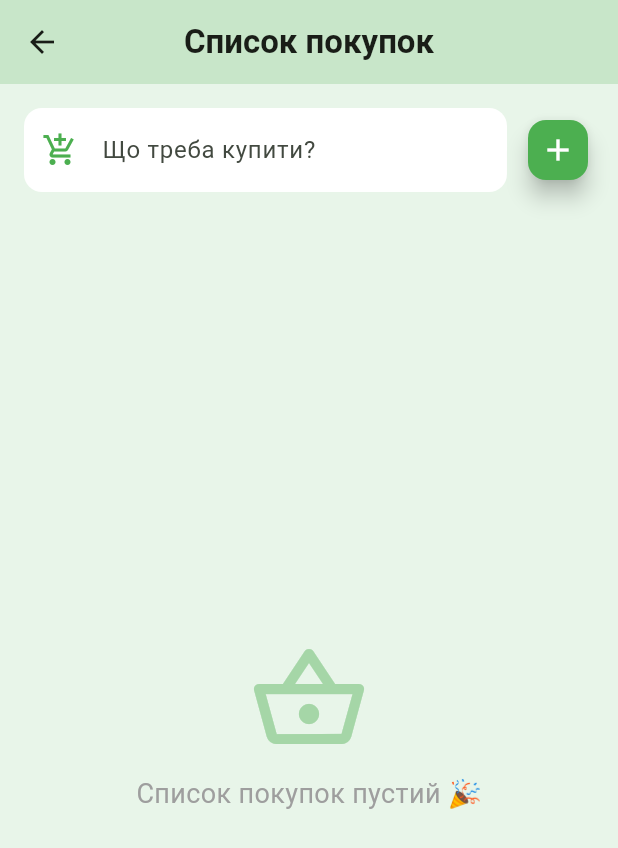
After one commit to Pavlitoo/Fridgify, a Flutter app: the ShoppingListScreen screen opened directly, after a tap on the "add" icon, on a phone screen of 412 x 824 dp. The commit adds this screen. Shown: the top 848 px of the screen. Run offline on Flutter 3.47's test engine with Material 3 defaults, Android fonts, the phone set to English and light mode, and no system bars; our stand-ins replace cloud_firestore, firebase_auth, firebase_core, firebase_messaging, flutter_local_notifications, font_awesome_flutter and 2 more; accounts and stored records are empty; network calls fail.

Commit message:
Add Smart Shopping List, translations and delete logic"

```diff
--- /dev/null
+++ b/lib/shopping_list_screen.dart
@@ -0,0 +1,159 @@
+import 'package:flutter/material.dart';
+import 'package:cloud_firestore/cloud_firestore.dart';
+import 'package:firebase_auth/firebase_auth.dart';
+import 'translations.dart';
+
+class ShoppingListScreen extends StatefulWidget {
+  const ShoppingListScreen({super.key});
+
+  @override
+  State<ShoppingListScreen> createState() => _ShoppingListScreenState();
+}
+
+class _ShoppingListScreenState extends State<ShoppingListScreen> {
+  final user = FirebaseAuth.instance.currentUser!;
+  final TextEditingController _controller = TextEditingController();
+
+  // Додати товар
+  Future<void> _addItem(String name) async {
+    if (name.isEmpty) return;
+    await FirebaseFirestore.instance
+        .collection('users')
+        .doc(user.uid)
+        .collection('shopping_list')
+        .add({
+      'name': name,
+      'isBought': false,
+      'addedDate': Timestamp.now(),
+    });
+    _controller.clear();
+  }
+
+  // Змінити статус (Куплено/Не куплено)
+  Future<void> _toggleBought(String id, bool currentValue) async {
+    await FirebaseFirestore.instance
+        .collection('users')
+        .doc(user.uid)
+        .collection('shopping_list')
+        .doc(id)
+        .update({'isBought': !currentValue});
+  }
+
+  // Видалити товар
+  Future<void> _deleteItem(String id) async {
+    await FirebaseFirestore.instance
+        .collection('users')
+        .doc(user.uid)
+        .collection('shopping_list')
+        .doc(id)
+        .delete();
+  }
+
+  @override
+  Widget build(BuildContext context) {
+    return Scaffold(
+      backgroundColor: Colors.green.shade50,
+      appBar: AppBar(
+        title: Text(AppText.get('shopping_list'), style: const TextStyle(fontWeight: FontWeight.bold)),
+        backgroundColor: Colors.green.shade100,
+        centerTitle: true,
+      ),
+      body: Column(
+        children: [
+          // Поле вводу
+          Padding(
+            padding: const EdgeInsets.all(16.0),
+            child: Row(
+              children: [
+                Expanded(
+                  child: TextField(
+                    controller: _controller,
+                    decoration: InputDecoration(
+                      hintText: AppText.get('add_item'),
+                      filled: true,
+                      fillColor: Colors.white,
+                      border: OutlineInputBorder(borderRadius: BorderRadius.circular(12), borderSide: BorderSide.none),
+                      prefixIcon: const Icon(Icons.add_shopping_cart, color: Colors.green),
+                    ),
+                    onSubmitted: (val) => _addItem(val.trim()),
+                  ),
+                ),
+                const SizedBox(width: 10),
+                FloatingActionButton.small(
+                  onPressed: () => _addItem(_controller.text.trim()),
+                  backgroundColor: Colors.green,
+                  child: const Icon(Icons.add, color: Colors.white),
+                ),
+              ],
+            ),
+          ),
+
+          // Список
+          Expanded(
+            child: StreamBuilder<QuerySnapshot>(
+              stream: FirebaseFirestore.instance
+                  .collection('users')
+                  .doc(user.uid)
+                  .collection('shopping_list')
+                  .orderBy('addedDate', descending: true)
+                  .snapshots(),
+              builder: (context, snapshot) {
+                if (!snapshot.hasData) return const Center(child: CircularProgressIndicator());
+                final docs = snapshot.data!.docs;
+
+                if (docs.isEmpty) {
+                  return Center(
+                    child: Column(
+                      mainAxisAlignment: MainAxisAlignment.center,
+                      children: [
+                        Icon(Icons.shopping_basket_outlined, size: 80, color: Colors.green.shade200),
+                        const SizedBox(height: 10),
+                        Text(AppText.get('empty_list'), style: const TextStyle(color: Colors.grey, fontSize: 18)),
+                      ],
+                    ),
+                  );
+                }
+
+                return ListView.builder(
+                  padding: const EdgeInsets.symmetric(horizontal: 16),
+                  itemCount: docs.length,
+                  itemBuilder: (context, index) {
+                    final data = docs[index].data() as Map<String, dynamic>;
+                    final id = docs[index].id;
+                    final isBought = data['isBought'] ?? false;
+
+                    return Card(
+                      elevation: 2,
+                      shape: RoundedRectangleBorder(borderRadius: BorderRadius.circular(12)),
+                      color: isBought ? Colors.grey.shade200 : Colors.white,
+                      child: ListTile(
+                        leading: Checkbox(
+                          value: isBought,
+                          activeColor: Colors.green,
+                          shape: const CircleBorder(),
+                          onChanged: (val) => _toggleBought(id, isBought),
+                        ),
+                        title: Text(
+                          data['name'],
+                          style: TextStyle(
+                            fontSize: 18,
+                            decoration: isBought ? TextDecoration.lineThrough : null,
+                            color: isBought ? Colors.grey : Colors.black,
+                          ),
+                        ),
+                        trailing: IconButton(
+                          icon: const Icon(Icons.delete_outline, color: Colors.redAccent),
+                          onPressed: () => _deleteItem(id),
+                        ),
+                      ),
+                    );
+                  },
+                );
+              },
+            ),
+          ),
+        ],
+      ),
+    );
+  }
+}
--- a/lib/translations.dart
+++ b/lib/translations.dart
@@ -37,6 +37,14 @@ class AppText {
       'error': 'Помилка пошуку',
       'recipe_title': 'Можливі страви',
       'missed': 'Треба докупити:',
+      // СПИСОК ПОКУПОК
+      'shopping_list': 'Список покупок',
+      'add_item': 'Що треба купити?',
+      'delete_title': 'Продукт закінчився?',
+      'delete_msg': 'Додати його в список покупок перед видаленням?',
+      'yes_list': 'Так, у список',
+      'no_delete': 'Просто видалити',
+      'empty_list': 'Список покупок пустий 🎉',
     },
     'English': {
       'app_title': 'Smart Fridge',
@@ -71,6 +79,14 @@ class AppText {
       'error': 'Error searching',
       'recipe_title': 'Possible Dishes',
       'missed': 'Missing ingredients:',
+      // SHOPPING LIST
+      'shopping_list': 'Shopping List',
+      'add_item': 'What to buy?',
+      'delete_title': 'Product finished?',
+      'delete_msg': 'Add it to shopping list before deleting?',
+      'yes_list': 'Yes, to list',
+      'no_delete': 'Just delete',
+      'empty_list': 'Shopping list is empty 🎉',
     },
     'Español': {
       'app_title': 'Smart Fridge',
@@ -105,6 +121,14 @@ class AppText {
       'error': 'Error de búsqueda',
       'recipe_title': 'Platos posibles',
       'missed': 'Faltan ingredientes:',
+      // SHOPPING LIST
+      'shopping_list': 'Lista de compras',
+      'add_item': '¿Qué comprar?',
+      'delete_title': '¿Producto terminado?',
+      'delete_msg': '¿Añadir a la lista de compras antes de borrar?',
+      'yes_list': 'Sí, a la lista',
+      'no_delete': 'Solo borrar',
+      'empty_list': 'Lista vacía 🎉',
     },
     'Français': {
       'app_title': 'Smart Fridge',
@@ -139,6 +163,14 @@ class AppText {
       'error': 'Erreur de recherche',
       'recipe_title': 'Plats possibles',
       'missed': 'Ingrédients manquants :',
+      // SHOPPING LIST
+      'shopping_list': 'Liste de courses',
+      'add_item': 'Quoi acheter ?',
+      'delete_title': 'Produit fini ?',
+      'delete_msg': 'Ajouter à la liste avant de supprimer ?',
+      'yes_list': 'Oui, à la liste',
+      'no_delete': 'Juste supprimer',
+      'empty_list': 'Liste vide 🎉',
     },
   };
 
```
Also changed, not shown: lib/main.dart (+61 -39 lines).
